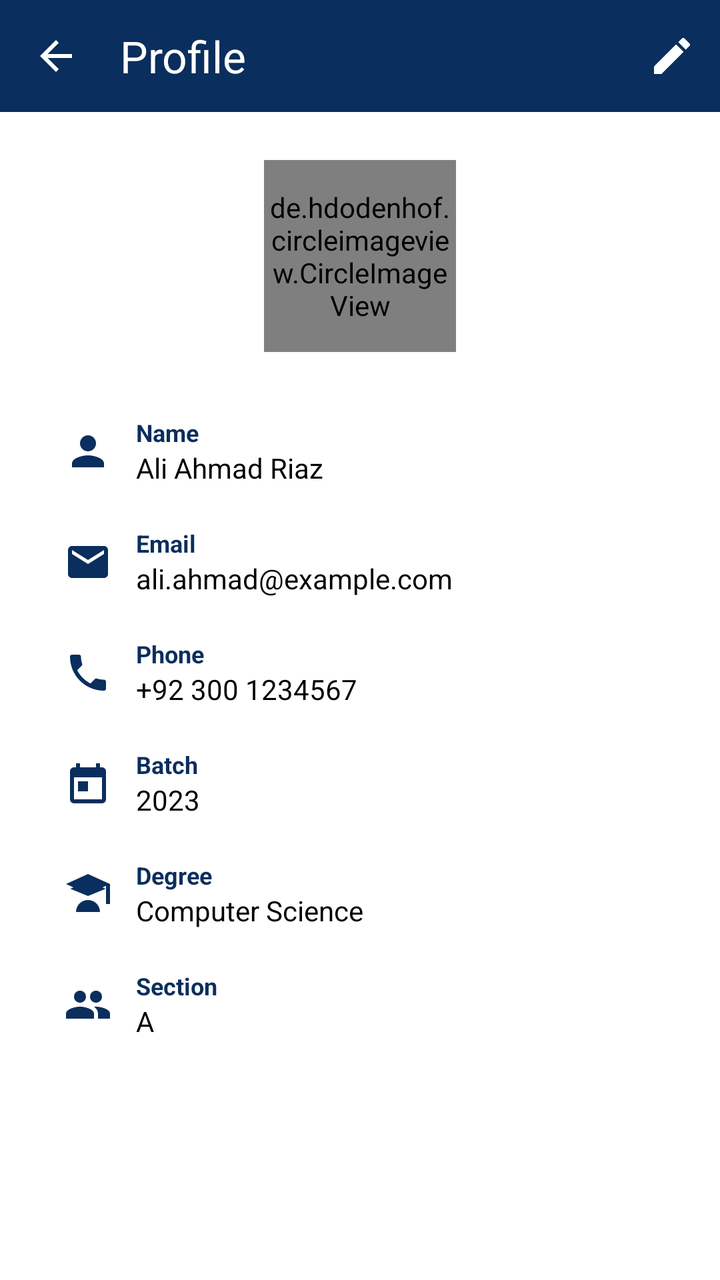
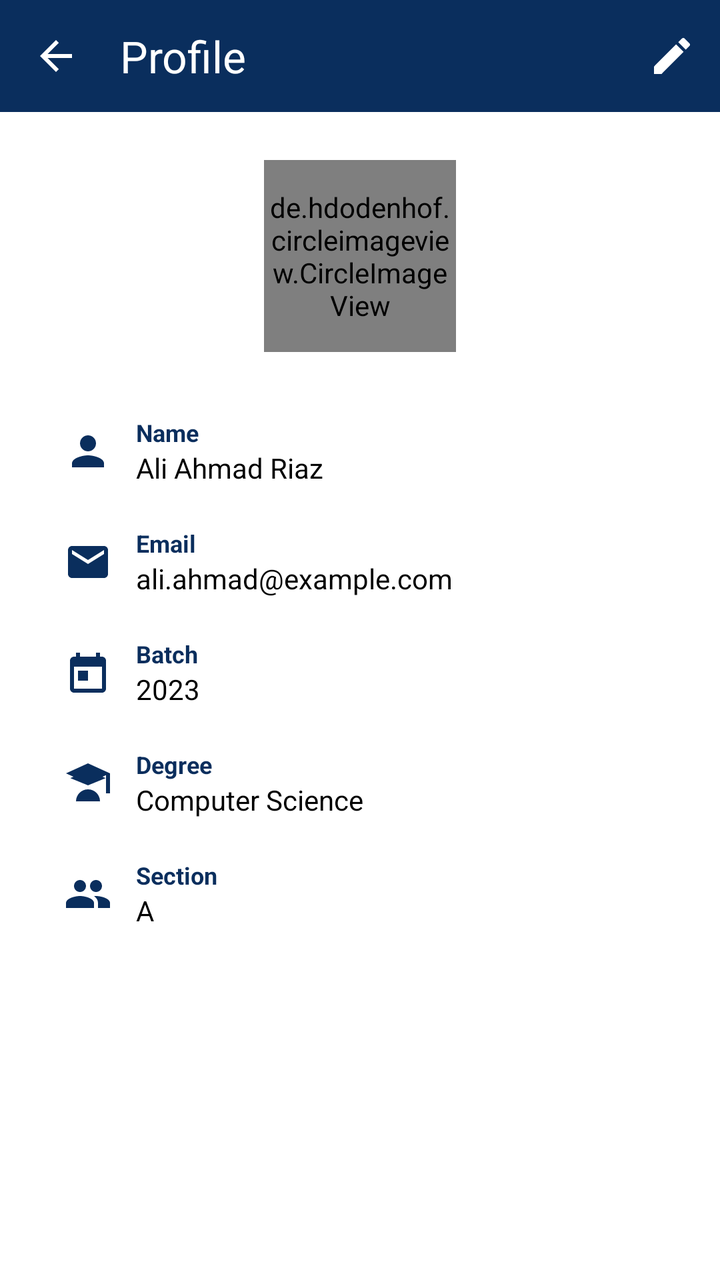

Screens rendered from an Android XML layout before and after an edit, with the pre-edit source and the edit as a unified diff.
<!-- AndroidManifest.xml: application theme Theme.FASTable -->
<!-- res/layout/activity_profile.xml -->
<?xml version="1.0" encoding="utf-8"?>
<androidx.constraintlayout.widget.ConstraintLayout
    xmlns:android="http://schemas.android.com/apk/res/android"
    xmlns:app="http://schemas.android.com/apk/res-auto"
    xmlns:tools="http://schemas.android.com/tools"
    android:id="@+id/root"
    android:layout_width="match_parent"
    android:layout_height="match_parent"
    android:background="#FFFFFF"
    tools:context=".Profile">

    <androidx.appcompat.widget.Toolbar
        android:id="@+id/topAppBar"
        android:layout_width="0dp"
        android:layout_height="56dp"
        android:background="#0A2E5D"
        app:navigationIcon="@drawable/ic_arrow_back"
        app:title="Profile"
        app:titleTextColor="@android:color/white"
        app:menu="@menu/profile_menu"
        app:layout_constraintTop_toTopOf="parent"
        app:layout_constraintStart_toStartOf="parent"
        app:layout_constraintEnd_toEndOf="parent"/>

    
    <de.hdodenhof.circleimageview.CircleImageView
        android:id="@+id/profileImage"
        android:layout_width="96dp"
        android:layout_height="96dp"
        android:src="@drawable/img_demo"
        android:layout_marginTop="24dp"
        app:civ_border_color="#0A2E5D"
        app:civ_border_width="2dp"
        app:layout_constraintTop_toBottomOf="@id/topAppBar"
        app:layout_constraintStart_toStartOf="parent"
        app:layout_constraintEnd_toEndOf="parent"/>

    
    <LinearLayout
        android:id="@+id/infoContainer"
        android:layout_width="0dp"
        android:layout_height="wrap_content"
        android:layout_marginTop="32dp"
        android:layout_marginStart="32dp"
        android:layout_marginEnd="32dp"
        android:orientation="vertical"
        app:layout_constraintTop_toBottomOf="@id/profileImage"
        app:layout_constraintStart_toStartOf="parent"
        app:layout_constraintEnd_toEndOf="parent">

        <LinearLayout
            android:layout_width="match_parent"
            android:layout_height="wrap_content"
            android:orientation="horizontal"
            android:gravity="center_vertical"
            android:layout_marginBottom="20dp">

            <ImageView
                android:id="@+id/icon_name"
                android:layout_width="24dp"
                android:layout_height="24dp"
                android:src="@drawable/ic_person"
                android:contentDescription="name icon"
                app:tint="#0A2E5D" />

            <LinearLayout
                android:layout_width="wrap_content"
                android:layout_height="wrap_content"
                android:orientation="vertical"
                android:layout_marginStart="12dp">

                <TextView
                    android:id="@+id/label_name"
                    android:layout_width="wrap_content"
                    android:layout_height="wrap_content"
                    android:text="Name"
                    android:textSize="12sp"
                    android:textColor="#0A2E5D"
                    android:textStyle="bold"/>

                <TextView
                    android:id="@+id/value_name"
                    android:layout_width="wrap_content"
                    android:layout_height="wrap_content"
                    android:text="Ali Ahmad Riaz"
                    android:textSize="14sp"
                    android:textColor="#000000"/>
            </LinearLayout>
        </LinearLayout>

        
        <LinearLayout
            android:layout_width="match_parent"
            android:layout_height="wrap_content"
            android:orientation="horizontal"
            android:gravity="center_vertical"
            android:layout_marginBottom="20dp">

            <ImageView
                android:id="@+id/icon_email"
                android:layout_width="24dp"
                android:layout_height="24dp"
                android:src="@drawable/ic_email"
                android:contentDescription="email icon"
                app:tint="#0A2E5D" />

            <LinearLayout
                android:layout_width="wrap_content"
                android:layout_height="wrap_content"
                android:orientation="vertical"
                android:layout_marginStart="12dp">

                <TextView
                    android:id="@+id/label_email"
                    android:layout_width="wrap_content"
                    android:layout_height="wrap_content"
                    android:text="Email"
                    android:textSize="12sp"
                    android:textColor="#0A2E5D"
                    android:textStyle="bold"/>

                <TextView
                    android:id="@+id/value_email"
                    android:layout_width="wrap_content"
                    android:layout_height="wrap_content"
                    android:text="ali.ahmad@example.com"
                    android:textSize="14sp"
                    android:textColor="#000000"/>
            </LinearLayout>
        </LinearLayout>

        
        <LinearLayout
            android:layout_width="match_parent"
            android:layout_height="wrap_content"
            android:orientation="horizontal"
            android:gravity="center_vertical"
            android:layout_marginBottom="20dp">

            <ImageView
                android:id="@+id/icon_phone"
                android:layout_width="24dp"
                android:layout_height="24dp"
                android:src="@drawable/ic_phone"
                android:contentDescription="phone icon"
                app:tint="#0A2E5D" />

            <LinearLayout
                android:layout_width="wrap_content"
                android:layout_height="wrap_content"
                android:orientation="vertical"
                android:layout_marginStart="12dp">

                <TextView
                    android:id="@+id/label_phone"
                    android:layout_width="wrap_content"
                    android:layout_height="wrap_content"
                    android:text="Phone"
                    android:textSize="12sp"
                    android:textColor="#0A2E5D"
                    android:textStyle="bold"/>

                <TextView
                    android:id="@+id/value_phone"
                    android:layout_width="wrap_content"
                    android:layout_height="wrap_content"
                    android:text="+92 300 1234567"
                    android:textSize="14sp"
                    android:textColor="#000000"/>
            </LinearLayout>
        </LinearLayout>

        
        <LinearLayout
            android:layout_width="match_parent"
            android:layout_height="wrap_content"
            android:orientation="horizontal"
            android:gravity="center_vertical"
            android:layout_marginBottom="20dp">

            <ImageView
                android:id="@+id/icon_batch"
                android:layout_width="24dp"
                android:layout_height="24dp"
                android:src="@drawable/ic_calendar"
                android:contentDescription="batch icon"
                app:tint="#0A2E5D" />

            <LinearLayout
                android:layout_width="wrap_content"
                android:layout_height="wrap_content"
                android:orientation="vertical"
                android:layout_marginStart="12dp">

                <TextView
                    android:id="@+id/label_batch"
                    android:layout_width="wrap_content"
                    android:layout_height="wrap_content"
                    android:text="Batch"
                    android:textSize="12sp"
                    android:textColor="#0A2E5D"
                    android:textStyle="bold"/>

                <TextView
                    android:id="@+id/value_batch"
                    android:layout_width="wrap_content"
                    android:layout_height="wrap_content"
                    android:text="2023"
                    android:textSize="14sp"
                    android:textColor="#000000"/>
            </LinearLayout>
        </LinearLayout>

        
        <LinearLayout
            android:layout_width="match_parent"
            android:layout_height="wrap_content"
            android:orientation="horizontal"
            android:gravity="center_vertical"
            android:layout_marginBottom="20dp">

            <ImageView
                android:id="@+id/icon_degree"
                android:layout_width="24dp"
                android:layout_height="24dp"
                android:src="@drawable/ic_degree"
                android:contentDescription="degree icon"
                app:tint="#0A2E5D" />

            <LinearLayout
                android:layout_width="wrap_content"
                android:layout_height="wrap_content"
                android:orientation="vertical"
                android:layout_marginStart="12dp">

                <TextView
                    android:id="@+id/label_degree"
                    android:layout_width="wrap_content"
                    android:layout_height="wrap_content"
                    android:text="Degree"
                    android:textSize="12sp"
                    android:textColor="#0A2E5D"
                    android:textStyle="bold"/>

                <TextView
                    android:id="@+id/value_degree"
                    android:layout_width="wrap_content"
                    android:layout_height="wrap_content"
                    android:text="Computer Science"
                    android:textSize="14sp"
                    android:textColor="#000000"/>
            </LinearLayout>
        </LinearLayout>

        
        <LinearLayout
            android:layout_width="match_parent"
            android:layout_height="wrap_content"
            android:orientation="horizontal"
            android:gravity="center_vertical">

            <ImageView
                android:id="@+id/icon_section"
                android:layout_width="24dp"
                android:layout_height="24dp"
                android:src="@drawable/ic_section"
                android:contentDescription="section icon"
                app:tint="#0A2E5D" />

            <LinearLayout
                android:layout_width="wrap_content"
                android:layout_height="wrap_content"
                android:orientation="vertical"
                android:layout_marginStart="12dp">

                <TextView
                    android:id="@+id/label_section"
                    android:layout_width="wrap_content"
                    android:layout_height="wrap_content"
                    android:text="Section"
                    android:textSize="12sp"
                    android:textColor="#0A2E5D"
                    android:textStyle="bold"/>

                <TextView
                    android:id="@+id/value_section"
                    android:layout_width="wrap_content"
                    android:layout_height="wrap_content"
                    android:text="A"
                    android:textSize="14sp"
                    android:textColor="#000000"/>
            </LinearLayout>
        </LinearLayout>

    </LinearLayout>

</androidx.constraintlayout.widget.ConstraintLayout>
<!-- resources referenced by this layout -->
<resources>
  <!-- drawable ic_arrow_back (drawable) -->
  <vector xmlns:android="http://schemas.android.com/apk/res/android"
      android:width="24dp"
      android:height="24dp"
      android:viewportWidth="24"
      android:viewportHeight="24">
      <path
          android:fillColor="#FFFFFFFF"
          android:pathData="M20,11H7.83l5.59-5.59L12,4l-8,8 8,8 1.41-1.41L7.83,13H20v-2z" />
  </vector>
  <!-- drawable ic_calendar (drawable) -->
  <vector xmlns:android="http://schemas.android.com/apk/res/android"
      android:width="24dp" android:height="24dp"
      android:viewportWidth="24" android:viewportHeight="24">
      <path
          android:fillColor="#0A2E5D"
          android:pathData="M19,4h-1V2h-2v2H8V2H6v2H5c-1.1,0 -2,0.9 -2,2v14c0,1.1 0.9,2 2,2h14c1.1,0 2,-0.9 2,-2V6c0,-1.1 -0.9,-2 -2,-2zM19,20H5V9h14v11zM7,11h5v5H7z"/>
  </vector>
  <!-- drawable ic_degree (drawable) -->
  <vector xmlns:android="http://schemas.android.com/apk/res/android"
      android:width="24dp" android:height="24dp"
      android:viewportWidth="24" android:viewportHeight="24">
      <path
          android:fillColor="#0A2E5D"
          android:pathData="M12,2L1,7l11,5 9,-4.09V17h2V7L12,2zM3.18,9.4L12,13l8.82,-3.6L12,5.4 3.18,9.4zM12,15c-3.31,0 -6,2.69 -6,6h12c0,-3.31 -2.69,-6 -6,-6z"/>
  </vector>
  <!-- drawable ic_email (drawable) -->
  <vector xmlns:android="http://schemas.android.com/apk/res/android"
      android:width="24dp" android:height="24dp"
      android:viewportWidth="24" android:viewportHeight="24">
      <path
          android:fillColor="#0A2E5D"
          android:pathData="M20,4H4c-1.1,0 -1.99,0.9 -1.99,2L2,18c0,1.1 0.9,2 2,2h16c1.1,0 2,-0.9 2,-2V6c0,-1.1 -0.9,-2 -2,-2zM20,8l-8,5 -8,-5V6l8,5 8,-5v2z"/>
  </vector>
  <!-- drawable ic_person (drawable) -->
  <vector xmlns:android="http://schemas.android.com/apk/res/android"
      android:width="24dp" android:height="24dp"
      android:viewportWidth="24" android:viewportHeight="24">
      <path
          android:fillColor="#0A2E5D"
          android:pathData="M12,12c2.21,0 4,-1.79 4,-4s-1.79,-4 -4,-4 -4,1.79 -4,4 1.79,4 4,4zM12,14c-2.67,0 -8,1.34 -8,4v2h16v-2c0,-2.66 -5.33,-4 -8,-4z"/>
  </vector>
  <!-- drawable ic_phone (drawable) -->
  <vector xmlns:android="http://schemas.android.com/apk/res/android"
      android:width="24dp" android:height="24dp"
      android:viewportWidth="24" android:viewportHeight="24">
      <path
          android:fillColor="#0A2E5D"
          android:pathData="M6.62,10.79c1.44,2.83 3.76,5.14 6.59,6.59l2.2,-2.2c0.27,-0.27 0.67,-0.36 1.02,-0.24 1.12,0.37 2.33,0.57 3.57,0.57 0.55,0 1,0.45 1,1V20c0,0.55 -0.45,1 -1,1 -9.39,0 -17,-7.61 -17,-17 0,-0.55 0.45,-1 1,-1h3.5c0.55,0 1,0.45 1,1 0,1.25 0.2,2.45 0.57,3.57 0.11,0.35 0.03,0.74 -0.25,1.02l-2.2,2.2z"/>
  </vector>
  <!-- drawable ic_section (drawable) -->
  <vector xmlns:android="http://schemas.android.com/apk/res/android"
      android:width="24dp" android:height="24dp"
      android:viewportWidth="24" android:viewportHeight="24">
      <path
          android:fillColor="#0A2E5D"
          android:pathData="M16,11c1.66,0 2.99,-1.34 2.99,-3S17.66,5 16,5s-3,1.34 -3,3 1.34,3 3,3zM8,11c1.66,0 2.99,-1.34 2.99,-3S9.66,5 8,5 5,6.34 5,8s1.34,3 3,3zM8,13c-2.33,0 -7,1.17 -7,3.5V19h14v-2.5C15,14.17 10.33,13 8,13zM16,13c-0.29,0 -0.62,0.02 -0.97,0.05 1.16,0.84 1.97,1.97 1.97,3.45V19h6v-2.5c0,-2.33 -4.67,-3.5 -7,-3.5z"/>
  </vector>
  <!-- drawable img_demo: png bitmap (drawable, 35192 bytes) -->
  <style name="Theme.FASTable" parent="Base.Theme.FASTable" />
  <style name="Base.Theme.FASTable" parent="Theme.Material3.DayNight.NoActionBar">
          
          
      </style>
</resources>

<!-- the commit's change to res/layout/activity_profile.xml (unified diff, before → after) -->
@@ -129,46 +129,6 @@
             </LinearLayout>
         </LinearLayout>
 
-        
-        <LinearLayout
-            android:layout_width="match_parent"
-            android:layout_height="wrap_content"
-            android:orientation="horizontal"
-            android:gravity="center_vertical"
-            android:layout_marginBottom="20dp">
-
-            <ImageView
-                android:id="@+id/icon_phone"
-                android:layout_width="24dp"
-                android:layout_height="24dp"
-                android:src="@drawable/ic_phone"
-                android:contentDescription="phone icon"
-                app:tint="#0A2E5D" />
-
-            <LinearLayout
-                android:layout_width="wrap_content"
-                android:layout_height="wrap_content"
-                android:orientation="vertical"
-                android:layout_marginStart="12dp">
-
-                <TextView
-                    android:id="@+id/label_phone"
-                    android:layout_width="wrap_content"
-                    android:layout_height="wrap_content"
-                    android:text="Phone"
-                    android:textSize="12sp"
-                    android:textColor="#0A2E5D"
-                    android:textStyle="bold"/>
-
-                <TextView
-                    android:id="@+id/value_phone"
-                    android:layout_width="wrap_content"
-                    android:layout_height="wrap_content"
-                    android:text="+92 300 1234567"
-                    android:textSize="14sp"
-                    android:textColor="#000000"/>
-            </LinearLayout>
-        </LinearLayout>
 
         
         <LinearLayout
<!-- resource entries referenced after the edit -->
@@ -42,14 +42,6 @@
           android:fillColor="#0A2E5D"
           android:pathData="M12,12c2.21,0 4,-1.79 4,-4s-1.79,-4 -4,-4 -4,1.79 -4,4 1.79,4 4,4zM12,14c-2.67,0 -8,1.34 -8,4v2h16v-2c0,-2.66 -5.33,-4 -8,-4z"/>
   </vector>
-  <!-- drawable ic_phone (drawable) -->
-  <vector xmlns:android="http://schemas.android.com/apk/res/android"
-      android:width="24dp" android:height="24dp"
-      android:viewportWidth="24" android:viewportHeight="24">
-      <path
-          android:fillColor="#0A2E5D"
-          android:pathData="M6.62,10.79c1.44,2.83 3.76,5.14 6.59,6.59l2.2,-2.2c0.27,-0.27 0.67,-0.36 1.02,-0.24 1.12,0.37 2.33,0.57 3.57,0.57 0.55,0 1,0.45 1,1V20c0,0.55 -0.45,1 -1,1 -9.39,0 -17,-7.61 -17,-17 0,-0.55 0.45,-1 1,-1h3.5c0.55,0 1,0.45 1,1 0,1.25 0.2,2.45 0.57,3.57 0.11,0.35 0.03,0.74 -0.25,1.02l-2.2,2.2z"/>
-  </vector>
   <!-- drawable ic_section (drawable) -->
   <vector xmlns:android="http://schemas.android.com/apk/res/android"
       android:width="24dp" android:height="24dp"
